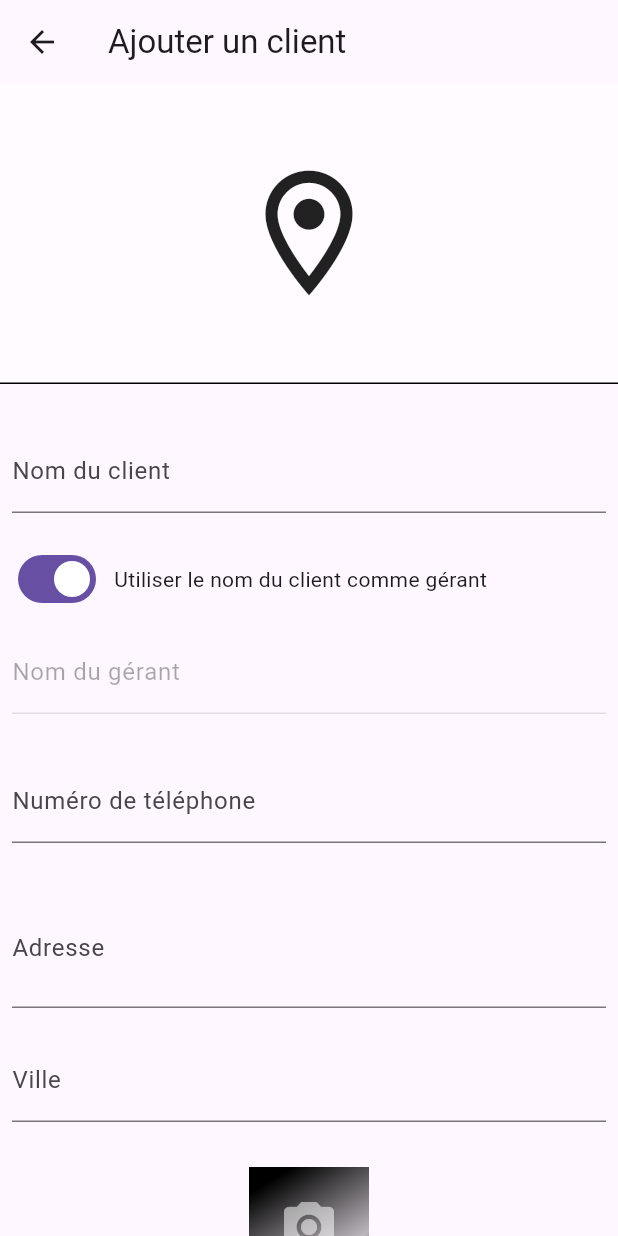
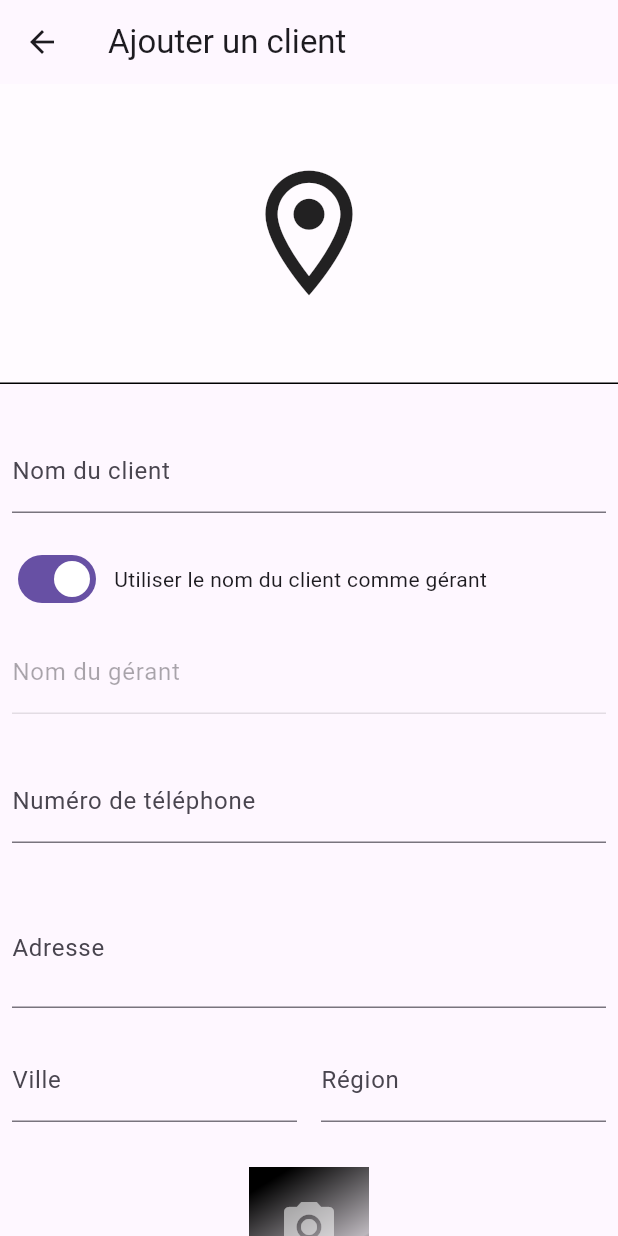
Before and after one commit to chamiabdellah/preSales, a Flutter app: the AddCustomerScreen screen opened directly, on a phone screen of 412 x 824 dp. Run offline on Flutter 3.47's test engine with Material 3 defaults, Android fonts, the phone set to English and light mode, and no system bars; our stand-ins replace badges, cached_network_image, firebase_auth, firebase_core, firebase_storage, flutter_riverpod and 5 more; missing offline and left inert: mobile_scanner; accounts and stored records are empty.

Commit message:
add region field to the customer - Amazon Q

```diff
--- a/lib/models/customer.dart
+++ b/lib/models/customer.dart
@@ -8,6 +8,7 @@ class Customer{
   String? id;
   String address;
   String? city;
+  String? region;
   String? picture;
   String? phoneNumber;
   DateTime? creationDate;
@@ -21,6 +22,7 @@ class Customer{
     this.code = '',
     required this.address,
     this.city,
+    this.region,
     this.picture,
     this.phoneNumber,
     this.creationDate,
@@ -32,6 +34,7 @@ class Customer{
     name = json.value['name'],
     address = json.value['address'],
     city = json.value['city'],
+    region = json.value['region'],
     longitude = json.value['longitude'].toDouble(),
     latitude = json.value['latitude'].toDouble(),
     code = json.value['code'],
@@ -44,6 +47,7 @@ class Customer{
     'name': name,
     'address': address,
     'city': city,
+    'region': region,
     'longitude' : longitude,
     'latitude' : latitude,
     'code': '$longitude;$latitude:$name',
--- a/lib/screens/manageCustomers/addCustomerScreen.dart
+++ b/lib/screens/manageCustomers/addCustomerScreen.dart
@@ -29,6 +29,7 @@ class _AddCustomerScreenState extends ConsumerState<AddCustomerScreen> {
   TextEditingController? managerNameController = TextEditingController();
   TextEditingController? addressController = TextEditingController();
   TextEditingController? cityController = TextEditingController();
+  TextEditingController? regionController = TextEditingController();
 
   double? latitude;
   double? longitude;
@@ -46,6 +47,7 @@ class _AddCustomerScreenState extends ConsumerState<AddCustomerScreen> {
       address = "${placemark.locality}, ${placemark.administrativeArea} ${placemark.subAdministrativeArea}, ${placemark.name}, ${placemark.postalCode}";
       addressController!.text = address!;
       cityController!.text = placemark.locality ?? '';
+      regionController!.text = placemark.administrativeArea ?? '';
     });
   }
 
@@ -149,6 +151,7 @@ class _AddCustomerScreenState extends ConsumerState<AddCustomerScreen> {
       final Customer customer = Customer(
         address: addressController!.text,
         city: cityController!.text,
+        region: regionController!.text,
         latitude: latitude!,
         longitude: longitude!,
         code: '${longitude};${latitude}:${customerNameController!.value.text}',
@@ -283,11 +286,14 @@ class _AddCustomerScreenState extends ConsumerState<AddCustomerScreen> {
                 ),
                 Padding(
                   padding: const EdgeInsets.symmetric(horizontal: 8),
+                  child: Row(
+                    children: [
+                      Expanded(
                         child: TextFormField(
                           controller: cityController,
                           decoration: InputDecoration(
                             labelText: "Ville",
-                      border: UnderlineInputBorder(),
+                            border: const UnderlineInputBorder(),
                             suffixIcon: _isLoadingLocation
                                 ? const Padding(
                                     padding: EdgeInsets.all(12.0),
@@ -301,6 +307,31 @@ class _AddCustomerScreenState extends ConsumerState<AddCustomerScreen> {
                           ),
                           validator: ValidationLib.nonEmptyField,
                           enabled: !_isLoadingLocation,
+                        ),
+                      ),
+                      const SizedBox(width: 16),
+                      Expanded(
+                        child: TextFormField(
+                          controller: regionController,
+                          decoration: InputDecoration(
+                            labelText: "Région",
+                            border: const UnderlineInputBorder(),
+                            suffixIcon: _isLoadingLocation
+                                ? const Padding(
+                                    padding: EdgeInsets.all(12.0),
+                                    child: SizedBox(
+                                      width: 16,
+                                      height: 16,
+                                      child: CircularProgressIndicator(strokeWidth: 2),
+                                    ),
+                                  )
+                                : null,
+                          ),
+                          validator: ValidationLib.nonEmptyField,
+                          enabled: !_isLoadingLocation,
+                        ),
+                      ),
+                    ],
                   ),
                 ),
                 const SizedBox(
```
Lines whose indentation alone changed are shown as unchanged.
